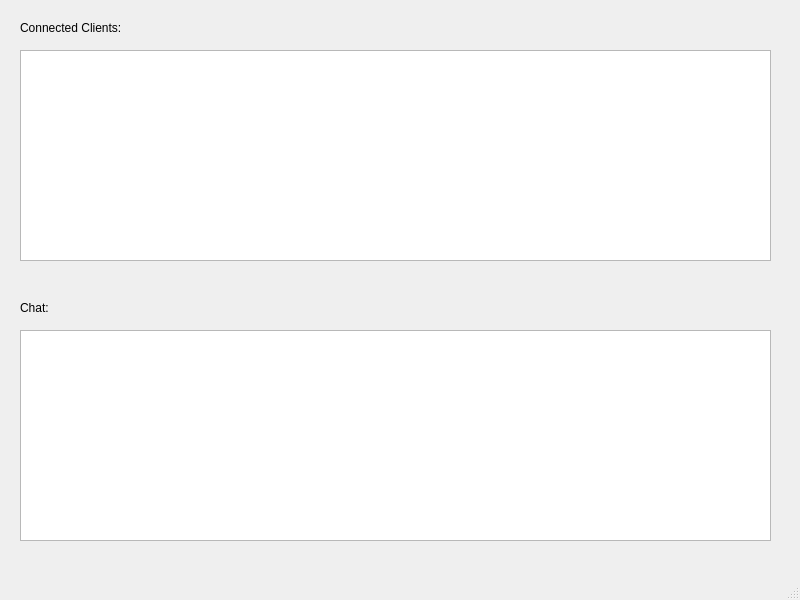
mertl-tgm/Python-IPC-Simple-Chat, file Server/designer/view.ui: the form before one commit.
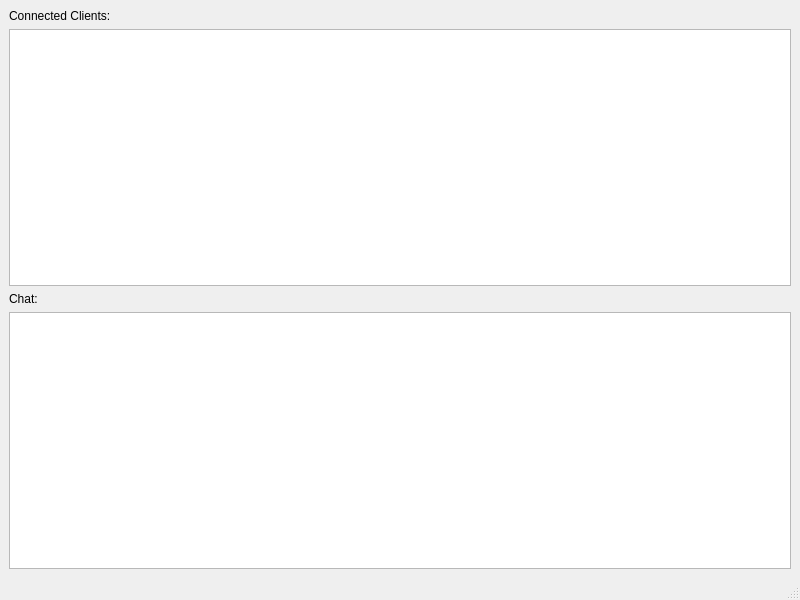
The form after the commit.

The edit to the form file:
```diff
--- a/Server/designer/view.ui
+++ b/Server/designer/view.ui
@@ -14,52 +14,28 @@
    <string>Server</string>
   </property>
   <widget class="QWidget" name="centralwidget">
+   <layout class="QVBoxLayout" name="verticalLayout">
+    <item>
    <widget class="QLabel" name="label">
-    <property name="geometry">
-     <rect>
-      <x>20</x>
-      <y>20</y>
-      <width>131</width>
-      <height>16</height>
-     </rect>
-    </property>
     <property name="text">
      <string>Connected Clients:</string>
     </property>
    </widget>
-   <widget class="QTextBrowser" name="textBrowser">
-    <property name="geometry">
-     <rect>
-      <x>20</x>
-      <y>50</y>
-      <width>751</width>
-      <height>211</height>
-     </rect>
-    </property>
-   </widget>
+    </item>
+    <item>
+     <widget class="QTextBrowser" name="textBrowser"/>
+    </item>
+    <item>
    <widget class="QLabel" name="label_2">
-    <property name="geometry">
-     <rect>
-      <x>20</x>
-      <y>300</y>
-      <width>53</width>
-      <height>16</height>
-     </rect>
-    </property>
     <property name="text">
      <string>Chat:</string>
     </property>
    </widget>
-   <widget class="QTextBrowser" name="textBrowser_2">
-    <property name="geometry">
-     <rect>
-      <x>20</x>
-      <y>330</y>
-      <width>751</width>
-      <height>211</height>
-     </rect>
-    </property>
-   </widget>
+    </item>
+    <item>
+     <widget class="QTextBrowser" name="textBrowser_2"/>
+    </item>
+   </layout>
   </widget>
   <widget class="QStatusBar" name="statusbar"/>
  </widget>
```
Lines whose indentation alone changed are shown as unchanged.
